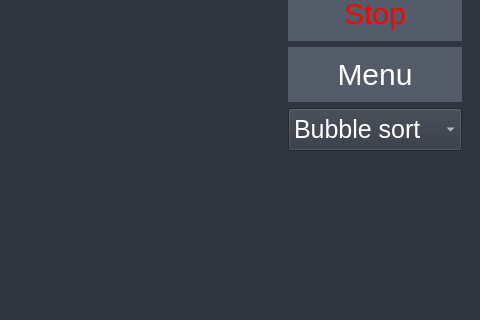
Qt form mainwindow.ui (yousifj129/Various-Visualizations) before a commit; both pictures show x 320 to 800 and y 112 to 432 of the 800 by 600 pixel window.
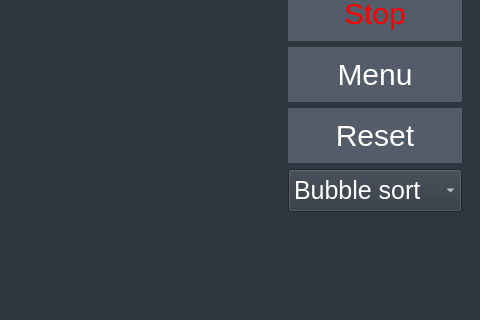
The same form after that commit.

Commit message: Added a reset button

The edit to the form file:
```diff
--- a/mainwindow.ui
+++ b/mainwindow.ui
@@ -300,6 +300,13 @@
             </property>
            </widget>
           </item>
+          <item>
+           <widget class="QPushButton" name="resetButton">
+            <property name="text">
+             <string>Reset</string>
+            </property>
+           </widget>
+          </item>
           <item>
            <widget class="QComboBox" name="sortMethodCombo">
             <item>
```
The commit also changes 3 other files.
